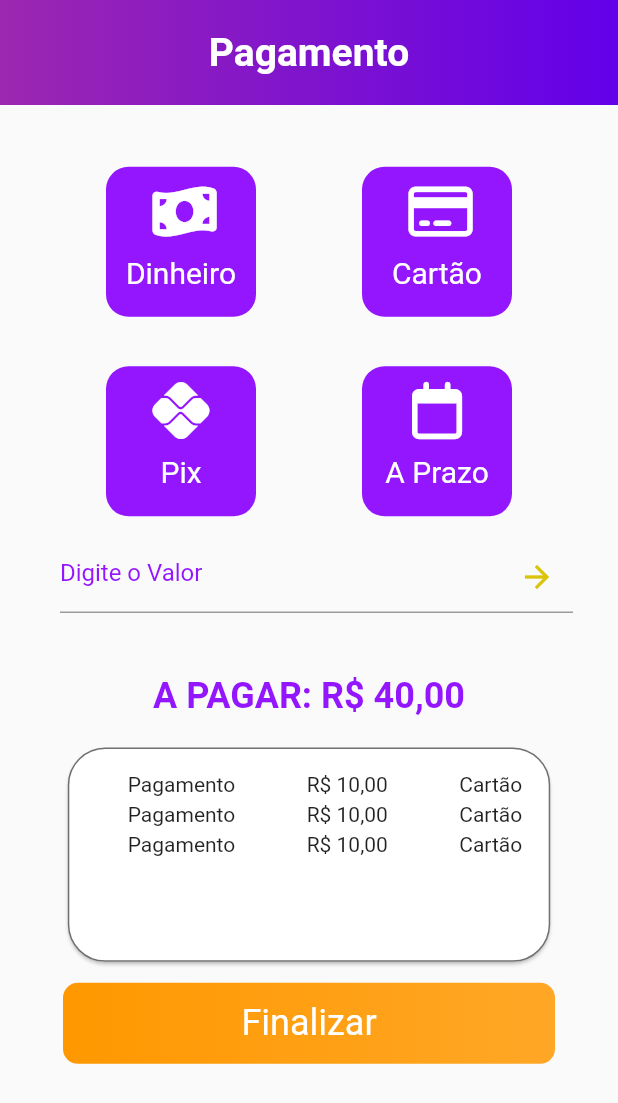
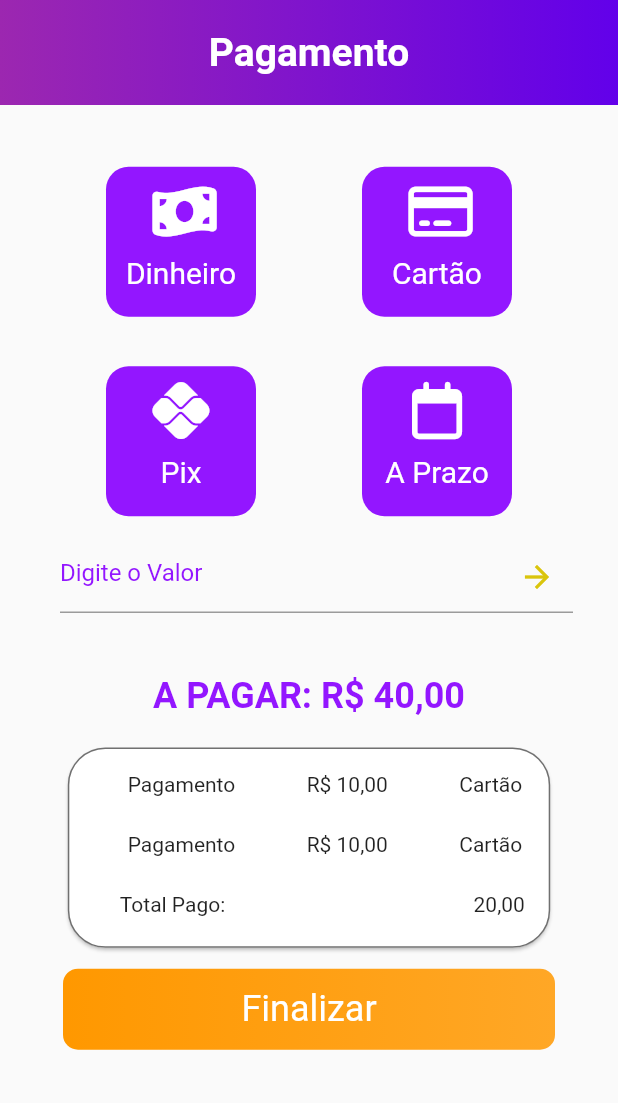
Before and after one commit to deividepaulino1/isell, a Flutter app: the PagamentoPage screen opened by its route, on a phone screen of 412 x 824 dp. Shown: the top 1103 px of the screen. Run offline on Flutter 3.47's test engine with Material 2 defaults, Android fonts, the phone set to English and light mode, and no system bars; our stand-ins replace font_awesome_flutter, page_transition, responsive_sizer; missing offline and left inert: validatorless.

Commit message:
SingleChildScrollView Commit

```diff
--- a/lib/pages/caixa/clientes-page.dart
+++ b/lib/pages/caixa/clientes-page.dart
@@ -17,7 +17,8 @@ class _SearchClientPageState extends State<SearchClientPage> {
 
   @override
   Widget build(BuildContext context) {
-    return Scaffold(
+    return SingleChildScrollView(
+      child: Scaffold(
         resizeToAvoidBottomInset: false,
         body: SafeArea(
           child: Center(
@@ -71,6 +72,7 @@ class _SearchClientPageState extends State<SearchClientPage> {
             ),
           ),
         ),
+      ),
     );
   }
 }
--- a/lib/pages/caixa/inicioVenda.dart
+++ b/lib/pages/caixa/inicioVenda.dart
@@ -13,9 +13,9 @@ class InicioVenda extends StatelessWidget {
 
   @override
   Widget build(BuildContext context) {
-    return (Scaffold(
+    return SingleChildScrollView(
+      child: (Scaffold(
         resizeToAvoidBottomInset: false,
-
         body: SafeArea(
           child: Center(
             child: Column(
@@ -167,6 +167,7 @@ class InicioVenda extends StatelessWidget {
             ),
           ),
         ),
-    ));
+      )),
+    );
   }
 }
--- a/lib/pages/caixa/pagamento-page.dart
+++ b/lib/pages/caixa/pagamento-page.dart
@@ -178,7 +178,21 @@ class PagamentoPage extends StatelessWidget {
                         SizedBox(height: 20,),
                         // Padding(padding: EdgeInsets.all(6)),
                         Text('Pagamento', textAlign: TextAlign.start,),
-                        Padding(padding: EdgeInsets.only(left: 5)),
+                        Padding(padding: EdgeInsets.only(left: 5, bottom: 40)),
+                        Text('R\$ 10,00', textAlign: TextAlign.start,),
+                        Padding(padding: EdgeInsets.only(left: 5, bottom: 40)),
+                        Text('Cartão', textAlign: TextAlign.start,),
+                      ],
+                    ),
+                     Row(
+                      crossAxisAlignment: CrossAxisAlignment.start,
+                      mainAxisAlignment: MainAxisAlignment.spaceAround,
+                      // ignore: prefer_const_literals_to_create_immutables
+                      children: [
+                        SizedBox(height: 20,),
+                        // Padding(padding: EdgeInsets.all(6)),
+                        Text('Pagamento', textAlign: TextAlign.start,),
+                        Padding(padding: EdgeInsets.only(left: 5, bottom: 40)),
                         Text('R\$ 10,00', textAlign: TextAlign.start,),
                         Padding(padding: EdgeInsets.only(left: 5)),
                         Text('Cartão', textAlign: TextAlign.start,),
@@ -191,29 +205,13 @@ class PagamentoPage extends StatelessWidget {
                       children: [
                         SizedBox(height: 20,),
                         // Padding(padding: EdgeInsets.all(6)),
-                        Text('Pagamento', textAlign: TextAlign.start,),
-                        Padding(padding: EdgeInsets.only(left: 5)),
-                        Text('R\$ 10,00', textAlign: TextAlign.start,),
-                        Padding(padding: EdgeInsets.only(left: 5)),
-                        Text('Cartão', textAlign: TextAlign.start,),
-                      ],
-                    ),
-                     Row(
-                      crossAxisAlignment: CrossAxisAlignment.start,
-                      mainAxisAlignment: MainAxisAlignment.spaceAround,
-                      // ignore: prefer_const_literals_to_create_immutables
-                      children: [
-                        SizedBox(height: 20,),
-                        // Padding(padding: EdgeInsets.all(6)),
-                        Text('Pagamento', textAlign: TextAlign.start,),
-                        Padding(padding: EdgeInsets.only(left: 5)),
-                        Text('R\$ 10,00', textAlign: TextAlign.start,),
-                        Padding(padding: EdgeInsets.only(left: 5)),
-                        Text('Cartão', textAlign: TextAlign.start,),
+                        Text('Total Pago:', textAlign: TextAlign.start,),
+                        Padding(padding: EdgeInsets.only(left: 30, right: 100)),
+                        Text('20,00', textAlign: TextAlign.end,)
                       ],
                     ),
                         Container(
-                          height: Adaptive.h(8),
+                          height: Adaptive.h(2),
                         ),
                   ],
                 ),
```
Lines whose indentation alone changed are shown as unchanged.
